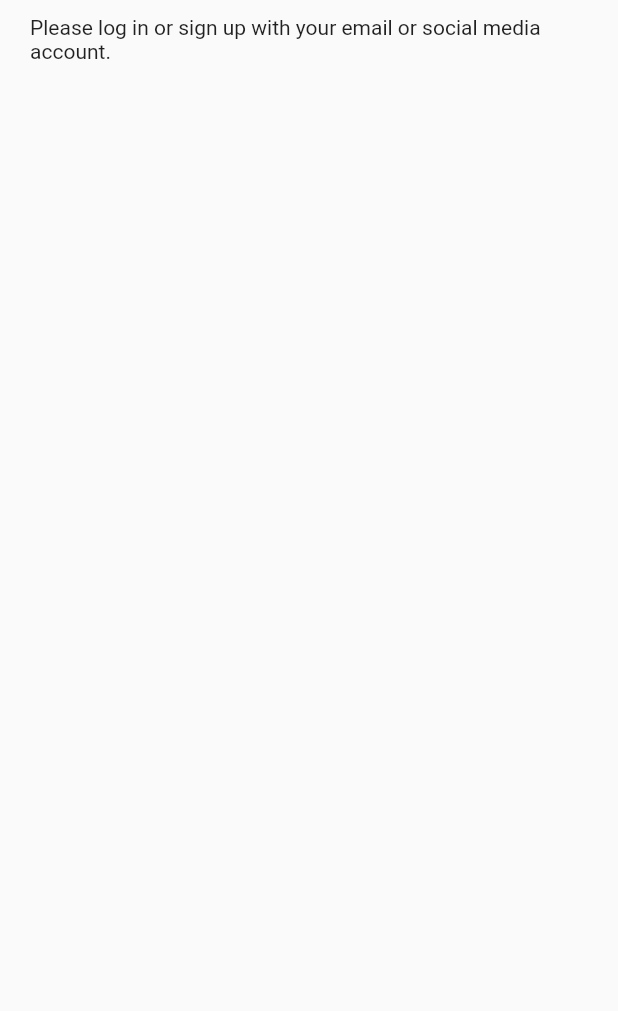
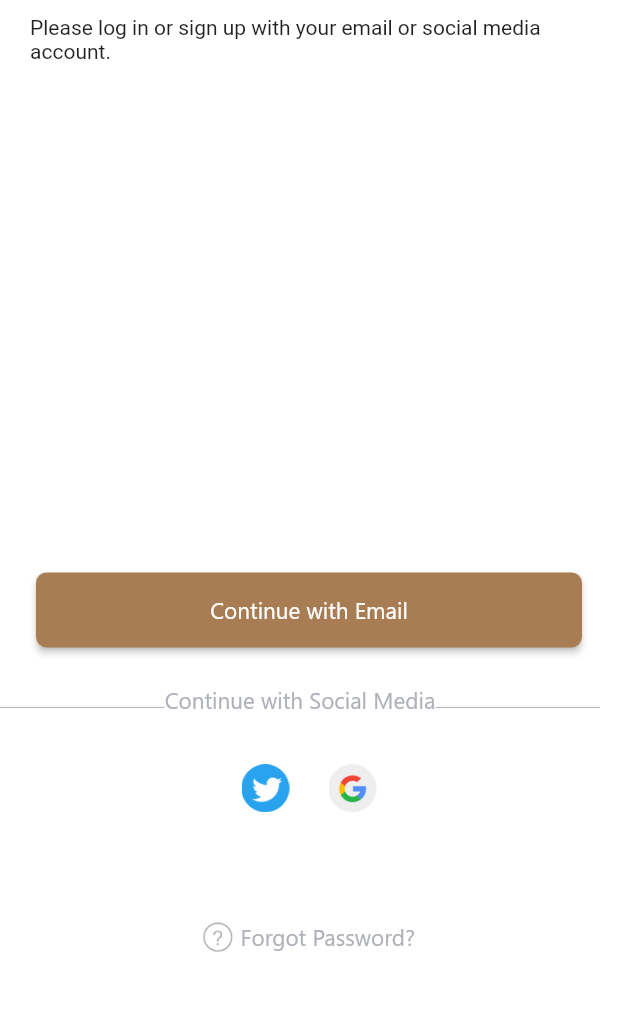
Before and after one commit to iamvivekkaushik/Diwan, a Flutter app: the screen it shows after launch, on a phone screen of 412 x 824 dp, the part 186-1197 px from its top. Run offline on Flutter 3.47's test engine with Material 2 defaults, Android fonts, the phone set to English and light mode, and no system bars.

Commit message:
Created Welcome Screen

```diff
--- a/lib/main.dart
+++ b/lib/main.dart
@@ -4,7 +4,7 @@ import 'package:diwan/screens/welcome_page.dart';
 import 'package:flutter/material.dart';
 import 'package:flutter_localizations/flutter_localizations.dart';
 
-import 'localization/app_localization.dart';
+import 'helper/app_localization.dart';
 
 
 void main() => runApp(MyApp());
--- a/lib/res/style.dart
+++ b/lib/res/style.dart
@@ -18,3 +18,15 @@ final TextStyle subHeadingStyle = TextStyle(
     fontFamily: 'Segoe',
     fontWeight: FontWeight.w400,
     color: AppColors.subHeading);
+
+final TextStyle buttonTextStyle = TextStyle(
+    fontSize: 15,
+    fontFamily: 'Segoe',
+    fontWeight: FontWeight.w400,
+    color: Colors.white);
+
+final TextStyle textSeparatorStyle = TextStyle(
+    fontSize: 15,
+    fontFamily: 'Segoe',
+    fontWeight: FontWeight.w400,
+    color: AppColors.separator);
--- a/lib/screens/welcome_page.dart
+++ b/lib/screens/welcome_page.dart
@@ -1,4 +1,6 @@
-import 'package:diwan/localization/app_localization.dart';
+import 'package:diwan/helper/app_localization.dart';
+import 'package:diwan/helper/diwan_icons.dart';
+import 'package:diwan/res/colors.dart';
 import 'package:diwan/res/style.dart';
 import 'package:flutter/material.dart';
 
@@ -12,6 +14,7 @@ class _WelcomePageState extends State<WelcomePage> {
   @override
   Widget build(BuildContext context) {
     return Scaffold(
+      backgroundColor: Colors.white,
       body: Column(
         mainAxisAlignment: MainAxisAlignment.start,
         crossAxisAlignment: CrossAxisAlignment.start,
@@ -38,6 +41,88 @@ class _WelcomePageState extends State<WelcomePage> {
             child: Text(
               AppLocalization.of(context).translate('welcome_message'),
             ),
+          ),
+
+          SizedBox(
+            height: MediaQuery.of(context).size.height / 2.5,
+          ),
+
+          Align(
+            alignment: Alignment.center,
+            child: Container(
+              margin: EdgeInsets.symmetric(vertical: 10, horizontal: 20),
+              child: RaisedButton(
+                onPressed: () {},
+                color: AppColors.buttonBackground,
+                shape: RoundedRectangleBorder(
+                  borderRadius: new BorderRadius.circular(7),
+                ),
+                child: Container(
+                  height: 50,
+                  width: MediaQuery.of(context).size.width - 80,
+                  child: Align(
+                    alignment: Alignment.center,
+                    child: Text(AppLocalization.of(context).translate('continue_with_email'),
+                    style: buttonTextStyle,),
+                  ),
+                ),
+              ),
+            ),
+          ),
+
+          Stack(alignment: AlignmentDirectional.center, children: <Widget>[
+            SizedBox(
+                height: 60.0,
+                width: 400.0,
+                child: Stack(
+                  alignment: AlignmentDirectional.center,
+                    children: <Widget>[
+
+                      Container(
+                          child: Divider(color: AppColors.separator)),
+
+                      Container(height: 30,
+                          child: Text(AppLocalization.of(context).translate('continue_with_social'),
+                              style: textSeparatorStyle),
+                          color: Colors.white)
+                    ],)),
+          ]),
+
+          Row(
+            mainAxisAlignment: MainAxisAlignment.center,
+            crossAxisAlignment: CrossAxisAlignment.center,
+            children: <Widget>[
+              IconButton(
+                icon: Image.asset("images/twitter.png"),
+                onPressed: () {},
+              ),
+              SizedBox(
+                width: 10,
+              ),
+              IconButton(
+                icon: Image.asset("images/google.png"),
+                onPressed: () {},
+              ),
+            ],
+          ),
+
+          Expanded(
+            child: Align(
+              alignment: Alignment.center,
+              child: InkWell(
+                onTap: () {},
+                child: Row(
+                  mainAxisAlignment: MainAxisAlignment.center,
+                  crossAxisAlignment: CrossAxisAlignment.center,
+                  children: <Widget>[
+                    Image.asset("images/question_mark.png", width: 20, height: 20,),
+                    SizedBox(width: 5,),
+                    Text(AppLocalization.of(context).translate('forgot_password'),
+                    style: textSeparatorStyle,)
+                  ],
+                ),
+              ),
+            )
           )
         ],
       ),
--- a/pubspec.yaml
+++ b/pubspec.yaml
@@ -47,6 +47,7 @@ flutter:
     - lang/en.json
     - lang/ar.json
     - lang/ko.json
+    - images/
 
   # An image asset can refer to one or more resolution-specific "variants", see
   # https://flutter.dev/assets-and-images/#resolution-aware.
@@ -60,6 +61,9 @@ flutter:
   # list giving the asset and other descriptors for the font. For
   # example:
   fonts:
+    - family: DiwanIcons
+      fonts:
+        - asset: fonts/DiwanIcons.ttf
     - family: Segoe
       fonts:
         - asset: fonts/segoe_ui_regular.ttf
```
Also changed, not shown: lib/helper/diwan_icons.dart (added, +50 -0 lines), fonts/DiwanIcons.ttf (added), images/google.png (added), images/question_mark.png (added), images/twitter.png (added), lib/helper/app_localization.dart (renamed from lib/localization/app_localization.dart), 1 other file.
